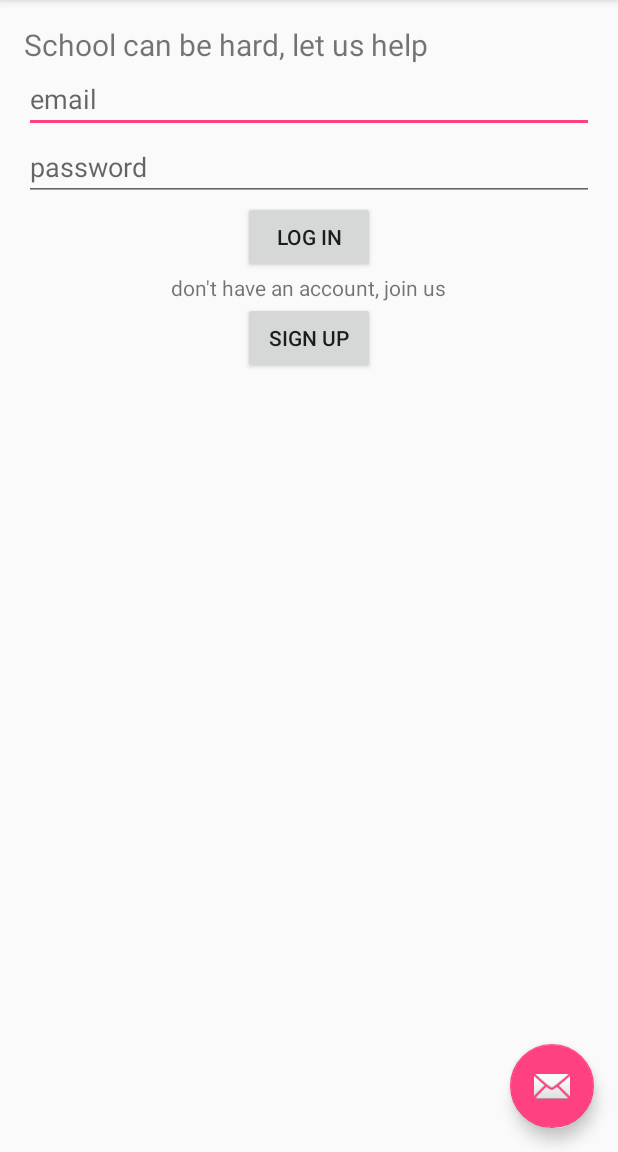
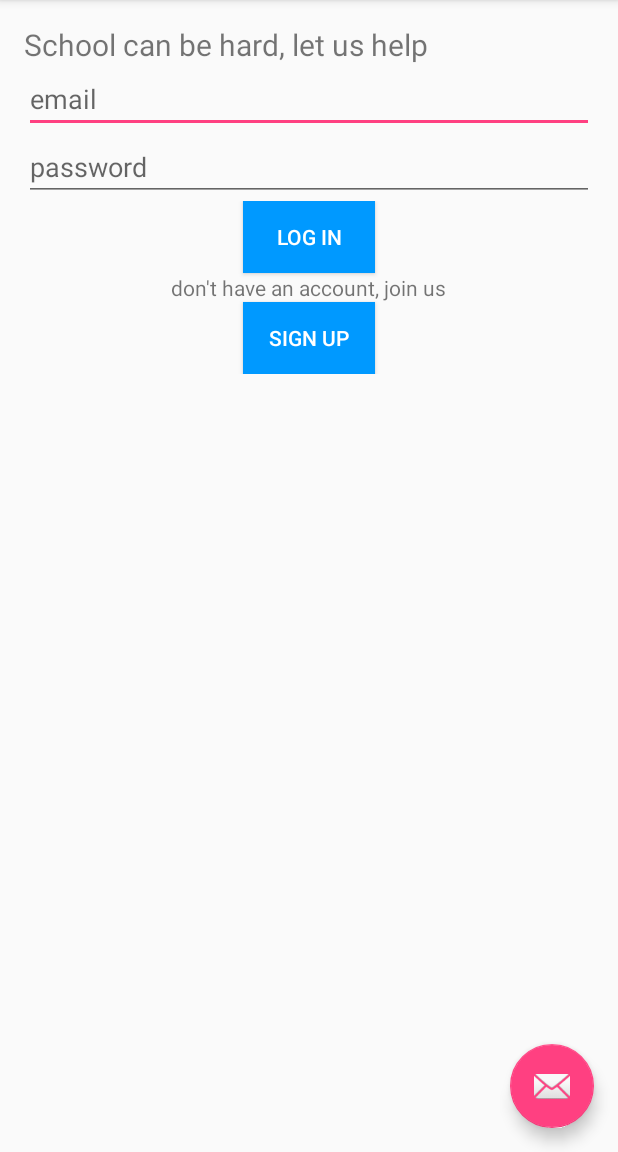
Before and after one commit to 1ckarus/wings, an Android app: the screen it shows after launch (MainActivity), on a phone screen of 412 x 824 dp, the part 84-1236 px from its top. Run offline under Robolectric (Android 15) with nearby library versions, the phone set to English and light mode, and no system bars.

Commit message:
added intents --> travel from main to signup <-- signup back to login

```diff
--- a/app/src/main/java/ickarus/zordon/MainActivity.java
+++ b/app/src/main/java/ickarus/zordon/MainActivity.java
@@ -1,13 +1,17 @@
 package ickarus.zordon;
 
+import android.content.Intent;
 import android.os.Bundle;
 import android.support.design.widget.FloatingActionButton;
 import android.support.design.widget.Snackbar;
 import android.support.v7.app.AppCompatActivity;
 import android.support.v7.widget.Toolbar;
 import android.view.View;
+import android.view.KeyEvent;
 import android.view.Menu;
+import android.widget.CompoundButton;
 import android.view.MenuItem;
+import android.widget.Button;
 
 public class MainActivity extends AppCompatActivity {
 
@@ -24,8 +28,23 @@ public class MainActivity extends AppCompatActivity {
             public void onClick(View view) {
                 Snackbar.make(view, "Replace with your own action", Snackbar.LENGTH_LONG)
                         .setAction("Action", null).show();
+
+
             }
         });
+
+        Button sbutton = (Button)findViewById(R.id.signupbutton);
+        sbutton.setOnClickListener(new View.OnClickListener() {
+            @Override
+            public void onClick(View v) {
+                startActivity(new Intent(MainActivity.this, SignUpActivity.class));
+            }
+
+        });
+
+
+
+
     }
 
     @Override
@@ -35,7 +54,7 @@ public class MainActivity extends AppCompatActivity {
         return true;
     }
 
-    @Override
+
     public boolean onOptionsItemSelected(MenuItem item) {
         // Handle action bar item clicks here. The action bar will
         // automatically handle clicks on the Home/Up button, so long
--- a/app/src/main/res/layout/content_main.xml
+++ b/app/src/main/res/layout/content_main.xml
@@ -63,11 +63,13 @@
 
             <Button
                 android:layout_gravity="center"
-                android:id="@+id/login_button"
+                android:id="@+id/loginbutton"
             android:layout_width="wrap_content"
             android:layout_height="wrap_content"
-            android:onClick="login"
-            android:text="@string/log_in" />
+
+            android:text="@string/log_in"
+                android:background="#0099FF"
+                android:textColor="#FFFFFF"/>
 
             <TextView
                 android:layout_gravity="center"
@@ -79,11 +81,12 @@
 
             <Button
                 android:layout_gravity="center"
-                android:id="@+id/signup_button"
+                android:id="@+id/signupbutton"
                 android:layout_width="wrap_content"
                 android:layout_height="wrap_content"
-                android:onClick="signup"
                 android:text="@string/sign_up"
+                android:background="#0099FF"
+                android:textColor="#FFFFFF"/>
                 />
 
         </LinearLayout>
--- a/app/src/main/res/layout/content_menu_drawer.xml
+++ b/app/src/main/res/layout/content_menu_drawer.xml
@@ -55,6 +55,7 @@
             android:gravity="left"
             android:paddingLeft="30dp"
             android:background="@null"
+
             />
 
         <Button
--- a/app/src/main/res/layout/content_sign_up.xml
+++ b/app/src/main/res/layout/content_sign_up.xml
@@ -89,7 +89,7 @@
                 />
 
             <Button
-                android:id="@+id/goToLogin"
+                android:id="@+id/goToLoginButton"
                 android:layout_width="0dp"
                 android:layout_height="wrap_content"
                 android:text="Goto Login"
```
Also changed, not shown: app/src/main/java/ickarus/zordon/SignUpActivity.java (+14 -1 lines).
